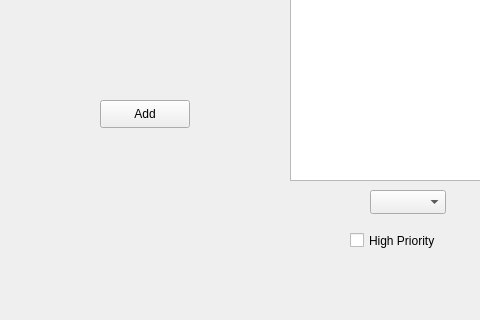
The window that mainwindow.ui (Shakir-L/ToDoApp) describes before a commit, drawn with Qt 5; both pictures show x 0 to 480 and y 280 to 600 of the 578 by 600 pixel window.
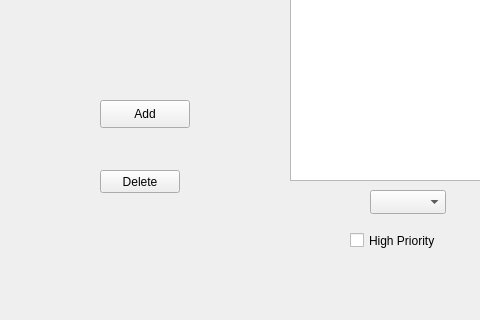
The same window after the commit.

Commit message: add a feature to delete, edit and it will be saved.

The edit to the form file:
```diff
--- a/mainwindow.ui
+++ b/mainwindow.ui
@@ -105,6 +105,19 @@
      <string>High Priority</string>
     </property>
    </widget>
+   <widget class="QPushButton" name="deleteButton">
+    <property name="geometry">
+     <rect>
+      <x>100</x>
+      <y>450</y>
+      <width>80</width>
+      <height>23</height>
+     </rect>
+    </property>
+    <property name="text">
+     <string>Delete</string>
+    </property>
+   </widget>
   </widget>
   <widget class="QMenuBar" name="menubar">
    <property name="geometry">
```
The commit also changes 4 other files.
